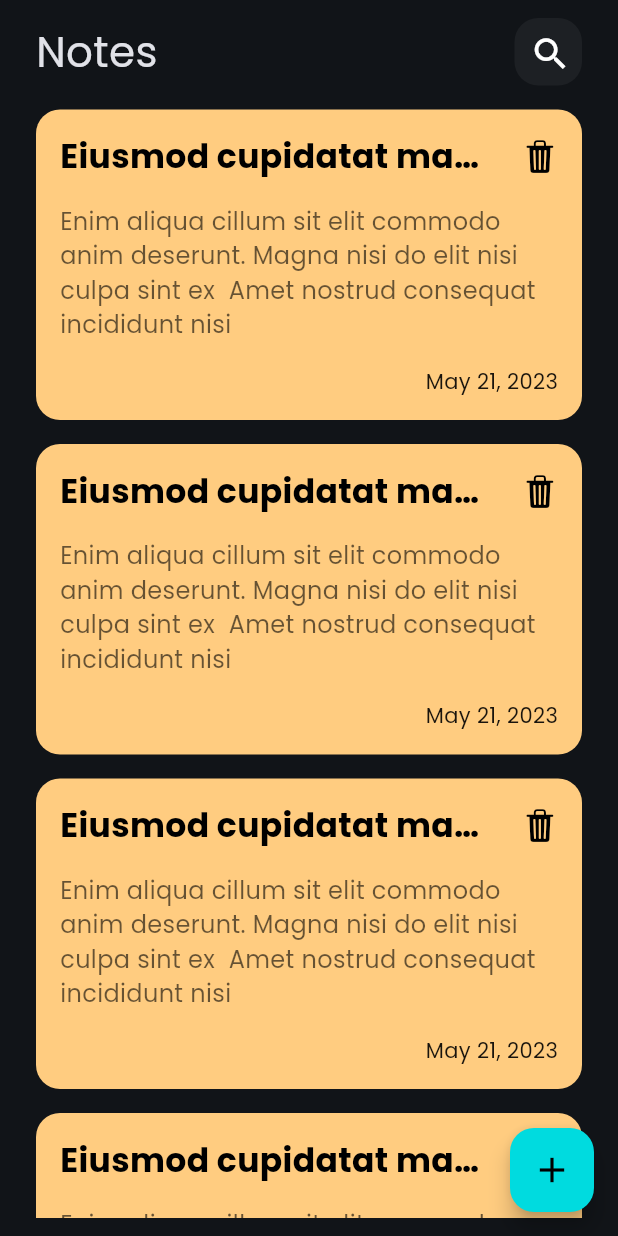
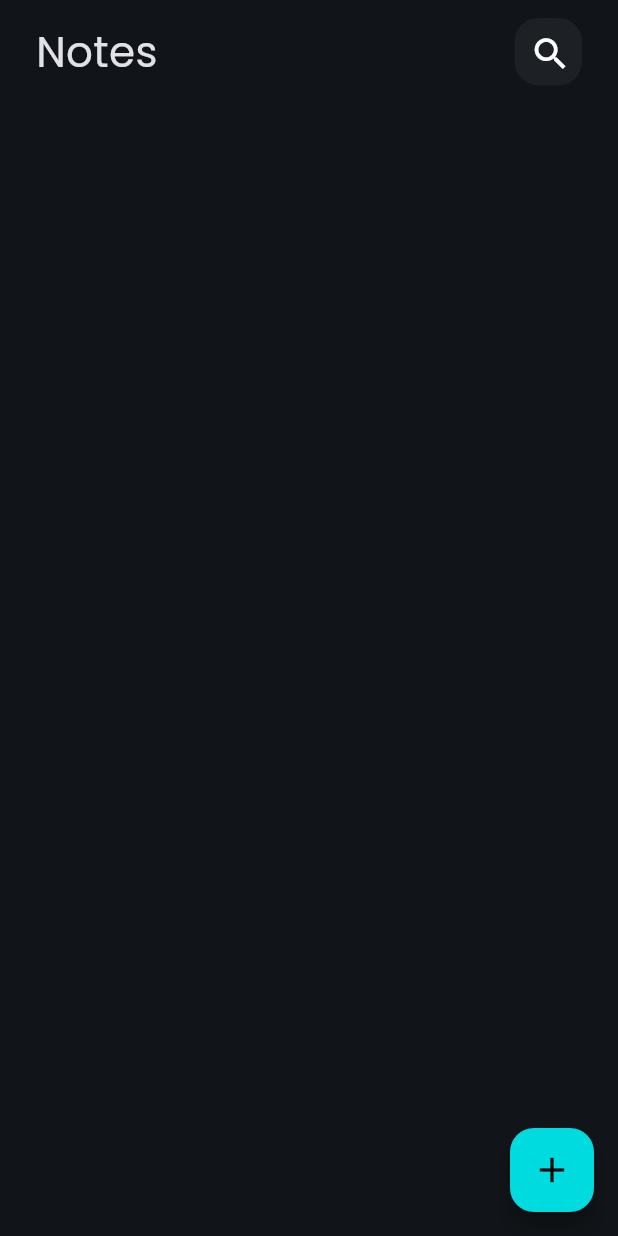
Before and after one commit to SidahmedBelkadi/flutter_notes_app_with_hive, a Flutter app: the screen it shows after launch, on a phone screen of 412 x 824 dp. Run offline on Flutter 3.47's test engine with Material 3 defaults, Android fonts, the phone set to English and light mode, and no system bars; our stand-ins replace bloc, equatable, flutter_bloc, hive, hive_flutter; accounts and stored records are empty.

Commit message:
Create GetNotesCubit and display the notes list.

```diff
--- a/lib/core/constants/app_strings.dart
+++ b/lib/core/constants/app_strings.dart
@@ -3,3 +3,5 @@ const kNotesBox = "notes_box";
 const kNoteSuccessMessage = "Note has been added successfully.";
 
 const kNoteFailureMessage = "Error has occured while adding the note, please try later.";
+
+const kGetNotesFailureMessage = "Error has occured while getting the notes, please try later.";
--- /dev/null
+++ b/lib/cubits/get_notes/get_notes_cubit.dart
@@ -0,0 +1,21 @@
+import 'package:bloc/bloc.dart';
+import 'package:equatable/equatable.dart';
+import 'package:hive_flutter/hive_flutter.dart';
+import 'package:notes_app_hive_db/core/constants/app_strings.dart';
+import 'package:notes_app_hive_db/models/note_model.dart';
+
+part 'get_notes_state.dart';
+
+class GetNotesCubit extends Cubit<GetNotesState> {
+  GetNotesCubit() : super(GetNotesInitial());
+
+  getNotes() {
+    try {
+      Box notesBox = Hive.box<NoteModel>(kNotesBox);
+      List<NoteModel> notes = notesBox.values.map((e) => e as NoteModel).toList();
+      emit(GetNotesLoadedState(notes: notes));
+    } catch (e) {
+      emit(GetNotesFailureState(errorMessage: e.toString()));
+    }
+  }
+}
--- /dev/null
+++ b/lib/cubits/get_notes/get_notes_state.dart
@@ -0,0 +1,27 @@
+part of 'get_notes_cubit.dart';
+
+sealed class GetNotesState extends Equatable {
+  const GetNotesState();
+
+  @override
+  List<Object> get props => [];
+}
+
+final class GetNotesInitial extends GetNotesState {}
+
+final class GetNotesFailureState extends GetNotesState {
+  final String errorMessage;
+
+  const GetNotesFailureState({required this.errorMessage});
+
+  @override
+  List<Object> get props => [errorMessage];
+}
+
+final class GetNotesLoadedState extends GetNotesState {
+  final List<NoteModel> notes;
+
+  const GetNotesLoadedState({required this.notes});
+
+  List<Object> get props => [notes];
+}
--- a/lib/screens/widgets/note_item.dart
+++ b/lib/screens/widgets/note_item.dart
@@ -3,7 +3,16 @@ import 'package:flutter/material.dart';
 import 'package:notes_app_hive_db/screens/edit_note_screen.dart';
 
 class NoteItem extends StatelessWidget {
-  const NoteItem({super.key});
+  final String title;
+  final String description;
+  final String date;
+
+  const NoteItem({
+    super.key,
+    required this.title,
+    required this.description,
+    required this.date,
+  });
 
   @override
   Widget build(BuildContext context) {
@@ -23,14 +32,15 @@ class NoteItem extends StatelessWidget {
           borderRadius: BorderRadius.circular(16),
         ),
         child: Column(
+          crossAxisAlignment: CrossAxisAlignment.start,
           children: [
             Row(
               mainAxisAlignment: MainAxisAlignment.spaceBetween,
               children: [
-                const Flexible(
+                Flexible(
                   child: Text(
-                    "Eiusmod cupidatat magna dolore officia minim do ipsum cupidatat cupidatat eu amet mollit deserunt eiusmod.",
-                    style: TextStyle(
+                    title,
+                    style: const TextStyle(
                       color: Colors.black,
                       fontSize: 22,
                       fontWeight: FontWeight.bold,
@@ -52,7 +62,7 @@ class NoteItem extends StatelessWidget {
             ),
             const SizedBox(height: 16),
             Text(
-              "Enim aliqua cillum sit elit commodo anim deserunt. Magna nisi do elit nisi culpa sint ex  Amet nostrud consequat incididunt nisi",
+              description,
               style: TextStyle(
                 fontSize: 16,
                 color: Colors.black.withOpacity(.6),
@@ -62,7 +72,7 @@ class NoteItem extends StatelessWidget {
             Align(
               alignment: Alignment.centerRight,
               child: Text(
-                "May 21, 2023",
+                date,
                 style: TextStyle(
                   fontSize: 14,
                   color: Colors.black.withOpacity(.9),
--- a/lib/screens/widgets/notes_list_view.dart
+++ b/lib/screens/widgets/notes_list_view.dart
@@ -1,4 +1,7 @@
 import 'package:flutter/material.dart';
+import 'package:flutter_bloc/flutter_bloc.dart';
+import 'package:notes_app_hive_db/core/constants/app_strings.dart';
+import 'package:notes_app_hive_db/cubits/get_notes/get_notes_cubit.dart';
 
 import 'note_item.dart';
 
@@ -7,14 +10,32 @@ class NotesListView extends StatelessWidget {
 
   @override
   Widget build(BuildContext context) {
+    return BlocBuilder<GetNotesCubit, GetNotesState>(
+      builder: (context, state) {
+        if (state is GetNotesFailureState) {
+          return const Center(
+            child: Text(kGetNotesFailureMessage),
+          );
+        } else if (state is GetNotesLoadedState) {
           return Expanded(
             child: ListView.separated(
               padding: const EdgeInsets.only(top: 16, bottom: 8),
               shrinkWrap: true,
-        itemCount: 10,
-        itemBuilder: (context, index) => const NoteItem(),
+              itemCount: state.notes.length,
+              itemBuilder: (context, index) {
+                final note = state.notes[index];
+                return NoteItem(
+                  title: note.title,
+                  description: note.description,
+                  date: note.date,
+                );
+              },
               separatorBuilder: (_, __) => const SizedBox(height: 16),
             ),
           );
         }
+        return const SizedBox();
+      },
+    );
   }
+}
--- a/lib/screens/widgets/notes_screen_body.dart
+++ b/lib/screens/widgets/notes_screen_body.dart
@@ -1,4 +1,6 @@
 import 'package:flutter/material.dart';
+import 'package:flutter_bloc/flutter_bloc.dart';
+import 'package:notes_app_hive_db/cubits/get_notes/get_notes_cubit.dart';
 import 'notes_list_view.dart';
 import 'custom_app_bar.dart';
 
@@ -7,13 +9,16 @@ class NotesSceenBody extends StatelessWidget {
 
   @override
   Widget build(BuildContext context) {
-    return const SafeArea(
+    return SafeArea(
       child: Padding(
-        padding: EdgeInsets.symmetric(horizontal: 24, vertical: 12),
+        padding: const EdgeInsets.symmetric(horizontal: 24, vertical: 12),
         child: Column(
           children: [
-            CustomAppBar(title: 'Notes', icon: Icons.search),
-            NotesListView(),
+            const CustomAppBar(title: 'Notes', icon: Icons.search),
+            BlocProvider(
+              create: (context) => GetNotesCubit()..getNotes(),
+              child: const NotesListView(),
+            ),
           ],
         ),
       ),
```
Lines whose indentation alone changed are shown as unchanged.
